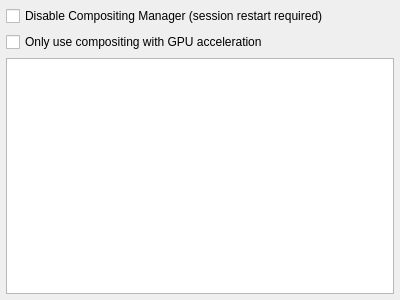
First picture: the form in src-qt5/core-utils/lumina-config/pages/page_compton.ui, repository lumina-desktop/lumina, before the edit.
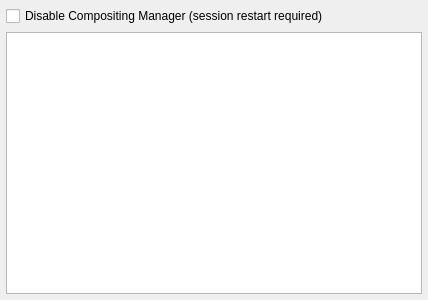
Second picture: the form after the edit.

Commit message: Remove the compositing with gpu accel only option. Not used in the backend any more.

The edit to the form file:
```diff
--- a/src-qt5/core-utils/lumina-config/pages/page_compton.ui
+++ b/src-qt5/core-utils/lumina-config/pages/page_compton.ui
@@ -6,7 +6,7 @@
    <rect>
     <x>0</x>
     <y>0</y>
-    <width>400</width>
+    <width>428</width>
     <height>300</height>
    </rect>
   </property>
@@ -33,13 +33,6 @@
      </property>
     </widget>
    </item>
-   <item>
-    <widget class="QCheckBox" name="check_GPUverify">
-     <property name="text">
-      <string>Only use compositing with GPU acceleration </string>
-     </property>
-    </widget>
-   </item>
    <item>
     <widget class="QPlainTextEdit" name="text_file"/>
    </item>
```
The commit also changes 2 other files.
